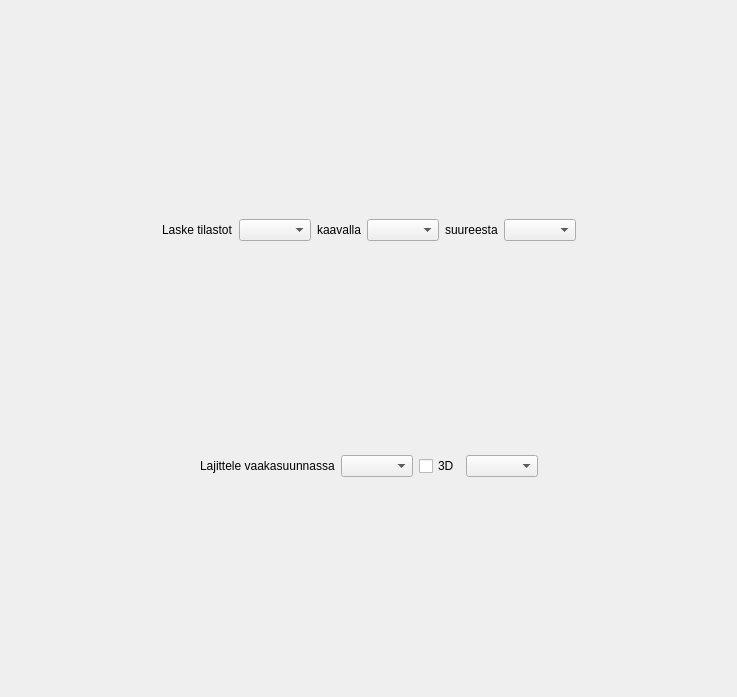
Qt form statisticsform.ui (samuliwritescode/uistelupaivakirja-desktop) before a commit.
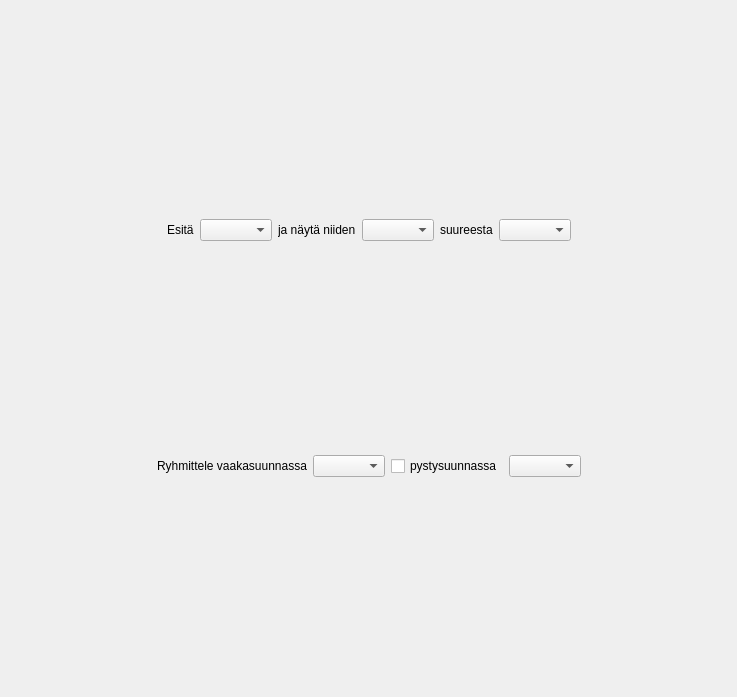
The same form after that commit.

Commit message: -Paremmin kuvaavat tilastot.

What changed in the file:
```diff
--- a/statisticsform.ui
+++ b/statisticsform.ui
@@ -32,7 +32,7 @@
      <item>
       <widget class="QLabel" name="label">
        <property name="text">
-        <string>Lajittele vaakasuunnassa</string>
+        <string>Ryhmittele vaakasuunnassa</string>
        </property>
       </widget>
      </item>
@@ -42,7 +42,7 @@
      <item>
       <widget class="QCheckBox" name="checkBox3D">
        <property name="text">
-        <string>3D</string>
+        <string>pystysuunnassa</string>
        </property>
       </widget>
      </item>
@@ -82,7 +82,7 @@
      <item>
       <widget class="QLabel" name="label_3">
        <property name="text">
-        <string>Laske tilastot</string>
+        <string>Esitä</string>
        </property>
       </widget>
      </item>
@@ -92,7 +92,7 @@
      <item>
       <widget class="QLabel" name="label_4">
        <property name="text">
-        <string>kaavalla</string>
+        <string>ja näytä niiden</string>
        </property>
       </widget>
      </item>
```
